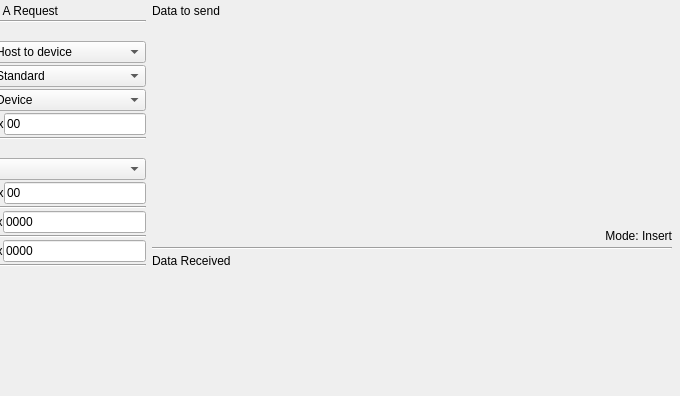
The window that ui/datatransferwindow/controltransferwidget.ui (NichtsHsu/usb-regulus) describes before a commit, drawn with Qt 5; both pictures show x 120 to 800 and y 0 to 396 of the 800 by 497 pixel window.
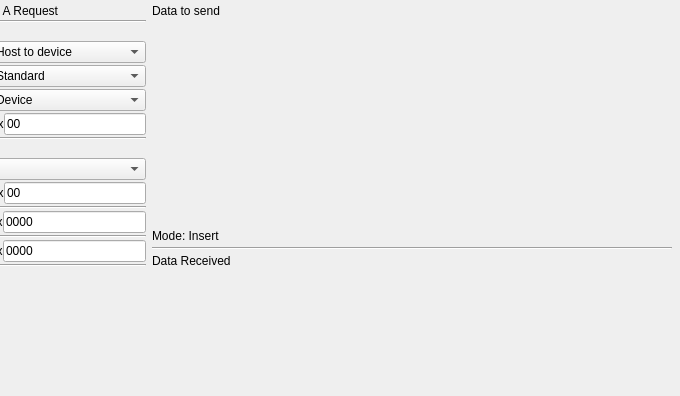
The same window after the commit.

What changed in the file:
```diff
--- a/ui/datatransferwindow/controltransferwidget.ui
+++ b/ui/datatransferwindow/controltransferwidget.ui
@@ -585,7 +585,7 @@
           <string>Mode: Insert</string>
          </property>
          <property name="alignment">
-          <set>Qt::AlignRight|Qt::AlignTrailing|Qt::AlignVCenter</set>
+          <set>Qt::AlignLeading|Qt::AlignLeft|Qt::AlignVCenter</set>
          </property>
         </widget>
        </item>
```
